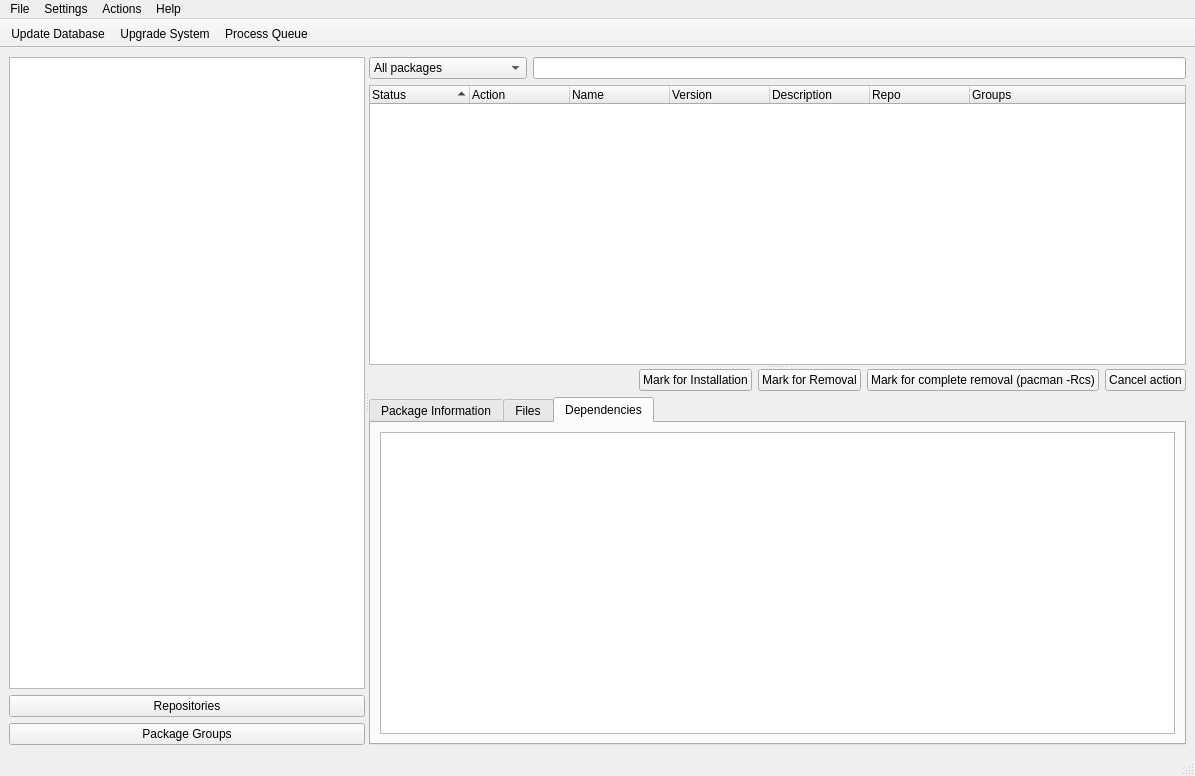
The window that trunk/ui/MainWindow.ui (drf/shaman1) describes before a commit, drawn with Qt 5.
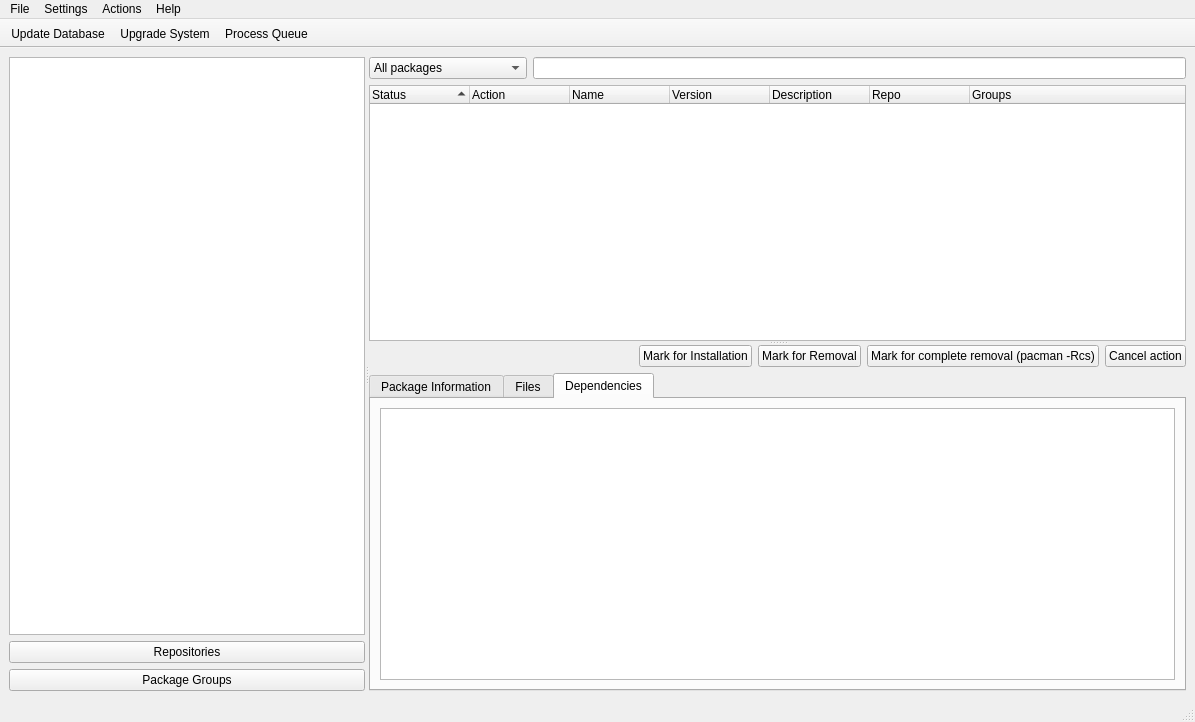
The same window after the commit. Icons and pictures are not drawn.

Diff of the .ui file:
```diff
--- a/trunk/ui/MainWindow.ui
+++ b/trunk/ui/MainWindow.ui
@@ -6,7 +6,7 @@
     <x>0</x>
     <y>0</y>
     <width>1195</width>
-    <height>776</height>
+    <height>722</height>
    </rect>
   </property>
   <property name="windowTitle" >
```
Left out of the diff: 9 changed lines with no effect on the pictures.
